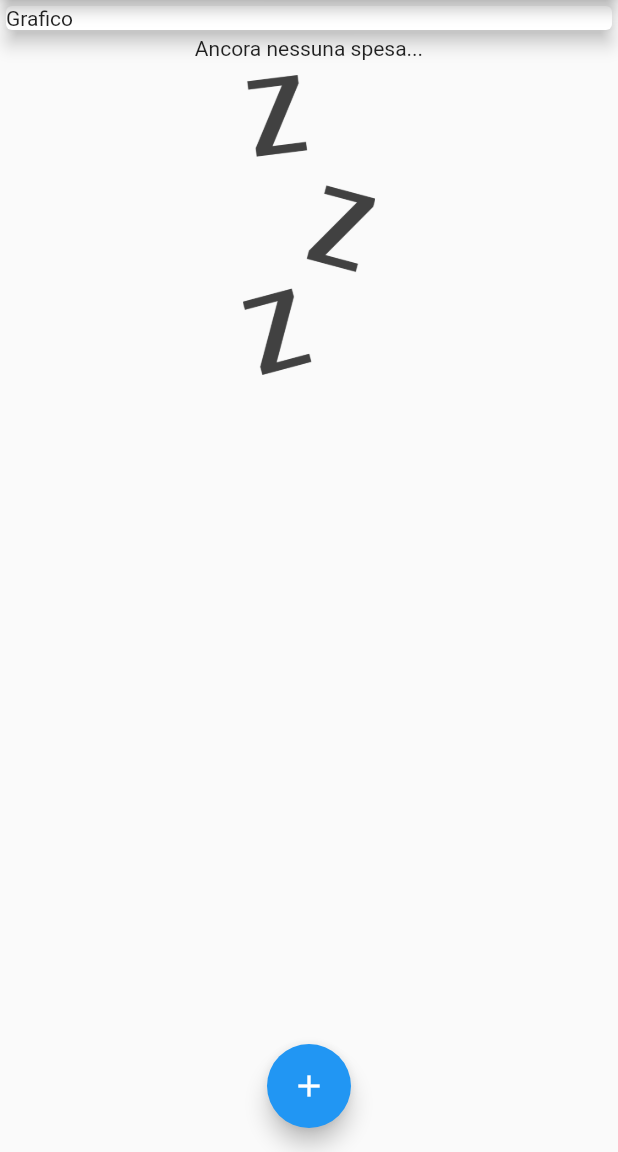
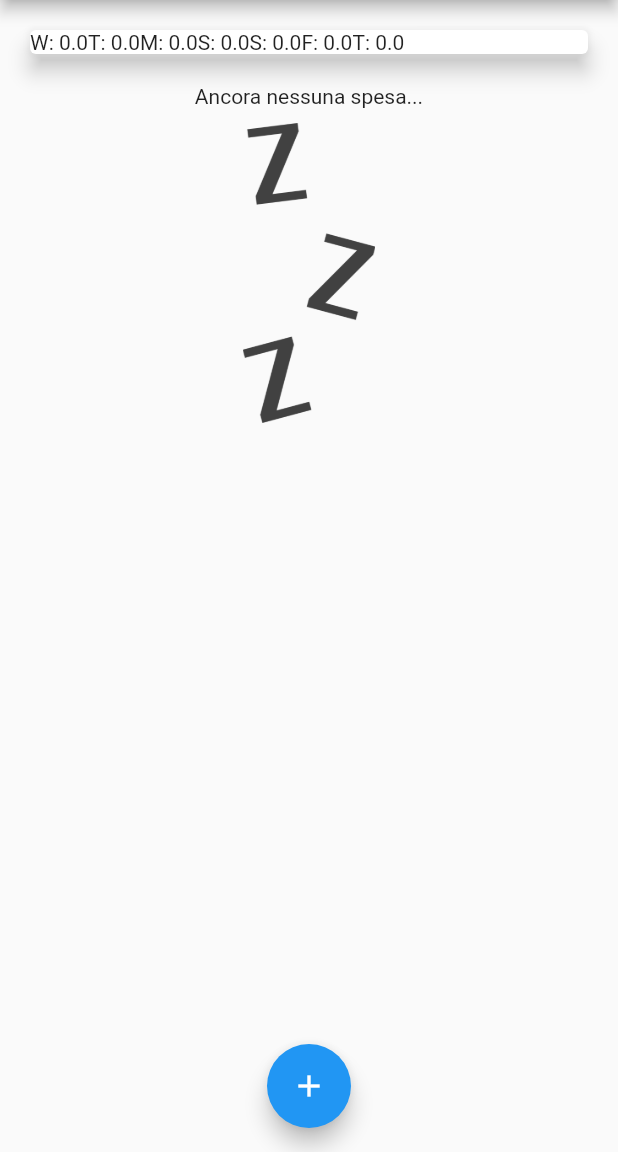
Before and after one commit to DavideIsaia/app_spese, a Flutter app: the screen it shows after launch, on a phone screen of 412 x 824 dp, the part 84-1236 px from its top. Run offline on Flutter 3.47's test engine with Material 2 defaults, Android fonts, the phone set to English and light mode, and no system bars.

Commit message:
aggiunto grafico a barre

```diff
--- a/lib/main.dart
+++ b/lib/main.dart
@@ -1,4 +1,5 @@
 // ignore_for_file: prefer_const_constructors
+import 'package:app_spese/widgets/chart.dart';
 import 'package:flutter/material.dart';
 import 'package:app_spese/models/transaction.dart';
 import 'package:app_spese/widgets/new_transaction.dart';
@@ -31,6 +32,12 @@
     //     amount: 93.78,
     //     date: DateTime.now())
   ];
+
+  List<Transaction> get _recentTransactions {
+    return _userTransactions.where((element) {
+      return element.date.isAfter(DateTime.now().subtract(Duration(days: 7)));
+    }).toList();
+  }
 
   void _addNewTransaction(String txTitle, double txAmount) {
     final newTx = Transaction(
@@ -72,13 +79,7 @@
           // mainAxisAlignment: MainAxisAlignment.spaceAround,
           crossAxisAlignment: CrossAxisAlignment.stretch,
           children: <Widget>[
-            Container(
-              width: double.infinity,
-              child: Card(
-                child: Text('Grafico'),
-                elevation: 5,
-              ),
-            ),
+            Chart(_recentTransactions),
             TransactionList(_userTransactions),
           ],
         ),
--- /dev/null
+++ b/lib/widgets/chart.dart
@@ -0,0 +1,38 @@
+// ignore_for_file: prefer_const_constructors
+import 'package:app_spese/models/transaction.dart';
+import 'package:flutter/material.dart';
+import 'package:intl/intl.dart';
+
+class Chart extends StatelessWidget {
+  final List<Transaction> recentTransactions;
+  Chart(this.recentTransactions);
+  // i getter sono quelle proprietà che voglio calcolare dinamicamente
+  List<Map<String, Object>> get groupedTransacionValues {
+    return List.generate(7, (index) {
+      final weekDay = DateTime.now().subtract(Duration(days: index));
+      double totalSum = 0;
+      for (var i = 0; i < recentTransactions.length; i++) {
+        if (recentTransactions[i].date.day == weekDay.day &&
+            recentTransactions[i].date.month == weekDay.month &&
+            recentTransactions[i].date.year == weekDay.year) {
+          totalSum += recentTransactions[i].amount;
+        }
+      }
+      //aggiungo substring per avere solo la lettera iniziale del giorno
+      return {'day': DateFormat.E().format(weekDay).substring(0,1), 'amount': totalSum};
+    });
+  }
+
+  @override
+  Widget build(BuildContext context) {
+    return Card(
+      elevation: 6,
+      margin: EdgeInsets.all(20),
+      child: Row(
+        children: groupedTransacionValues.map((data) {
+          return Text('${data['day']}: ${data['amount']}');
+        }).toList(),
+      ),
+    );
+  }
+}
```
Also changed, not shown: lib/widgets/chart_bar.dart (added, +50 -0 lines).
